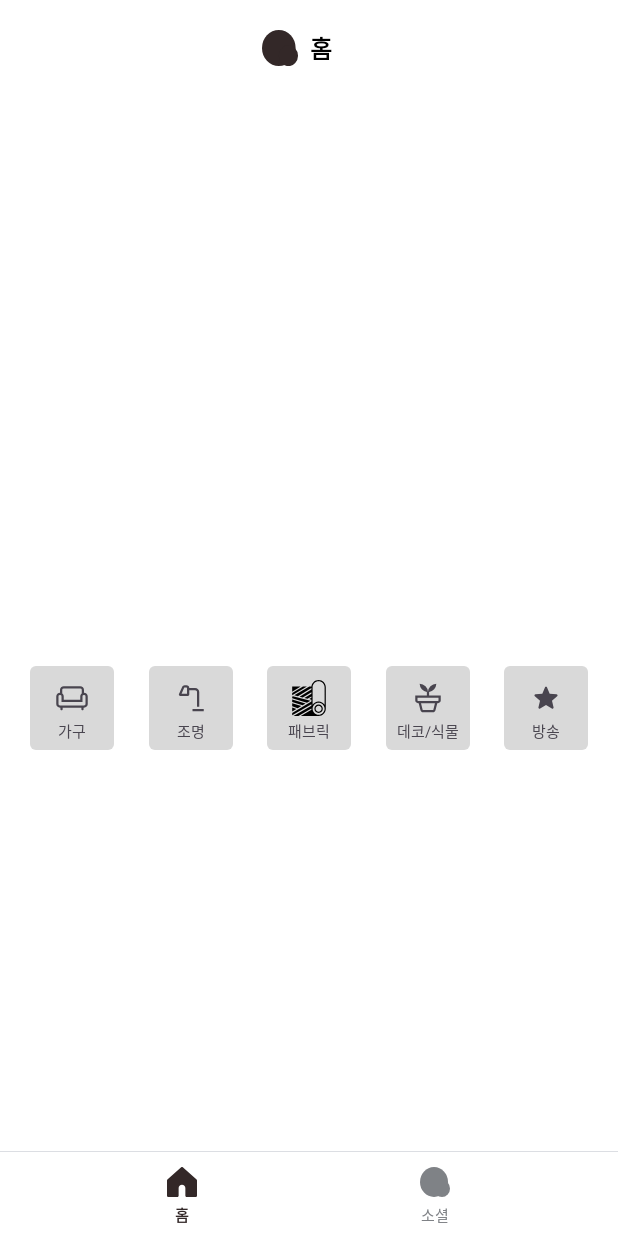
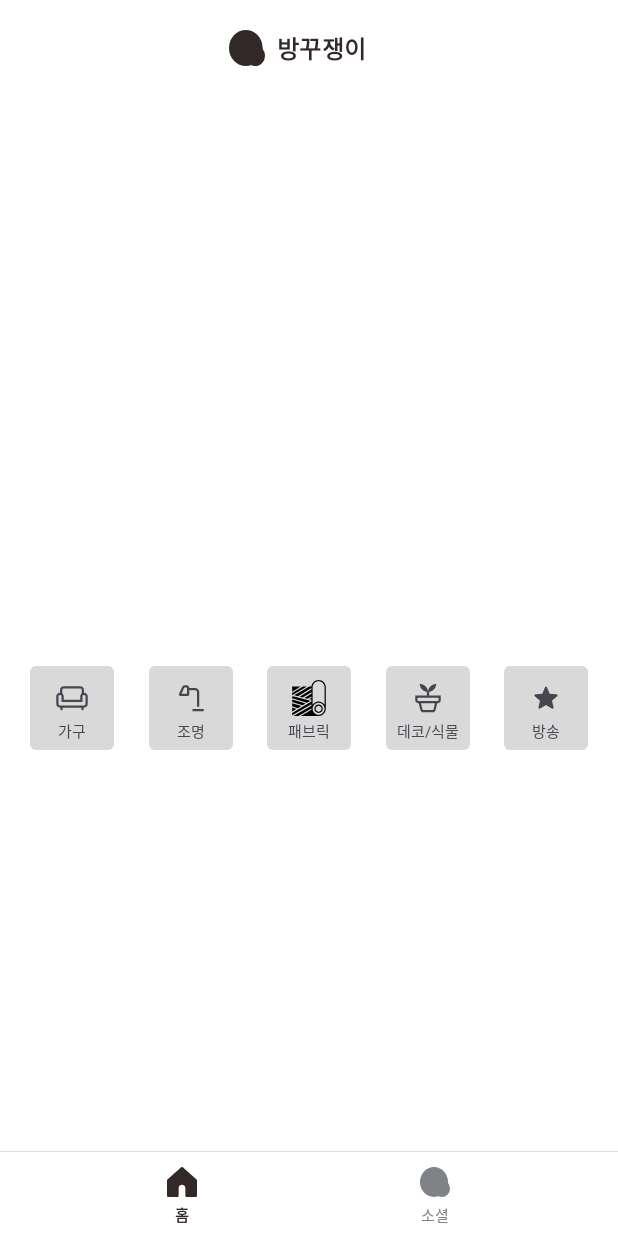
Before and after one commit to skgmlwls/BangKkuJaengI-Android, an Android app: the screen it shows after launch (CustomerActivity), on a phone screen of 412 x 824 dp. Run offline under Robolectric (Android 15) with nearby library versions, the phone set to English and light mode, and no system bars; our stand-ins replace Dagger/Hilt's generated code, Firebase (no records; nobody signed in at launch, a user with empty details on screens opened directly).

Commit message:
style: 홈 툴바 타이틀 색상 변경, 앱 네임 변경

```diff
--- a/app/src/main/res/layout/fragment_home.xml
+++ b/app/src/main/res/layout/fragment_home.xml
@@ -31,7 +31,7 @@
                 style="@style/AppToolbarTitleStyle"
                 android:layout_width="wrap_content"
                 android:layout_height="wrap_content"
-                android:text="@string/label_home"
+                android:text="@string/app_name"
                 app:layout_constraintBottom_toBottomOf="parent"
                 app:layout_constraintEnd_toEndOf="parent"
                 app:layout_constraintStart_toStartOf="parent"
--- a/app/src/main/res/values/strings.xml
+++ b/app/src/main/res/values/strings.xml
@@ -1,5 +1,5 @@
 <resources>
-    <string name="app_name">BangKkuJaengI</string>
+    <string name="app_name">방꾸쟁이</string>
     <string name="label_home">홈</string>
     <string name="label_social">소셜</string>
 </resources>
--- a/app/src/main/res/values/styles.xml
+++ b/app/src/main/res/values/styles.xml
@@ -4,7 +4,7 @@
     <!--  텍스트 스타일  -->
     <style name="AppToolbarTitleStyle" parent="TextAppearance.MaterialComponents.Headline6">
         <item name="android:textSize">16sp</item>
-        <item name="android:textColor">@color/black</item>
+        <item name="android:textColor">@color/brown_800</item>
         <item name="android:textStyle">bold</item>
     </style>
 
```
